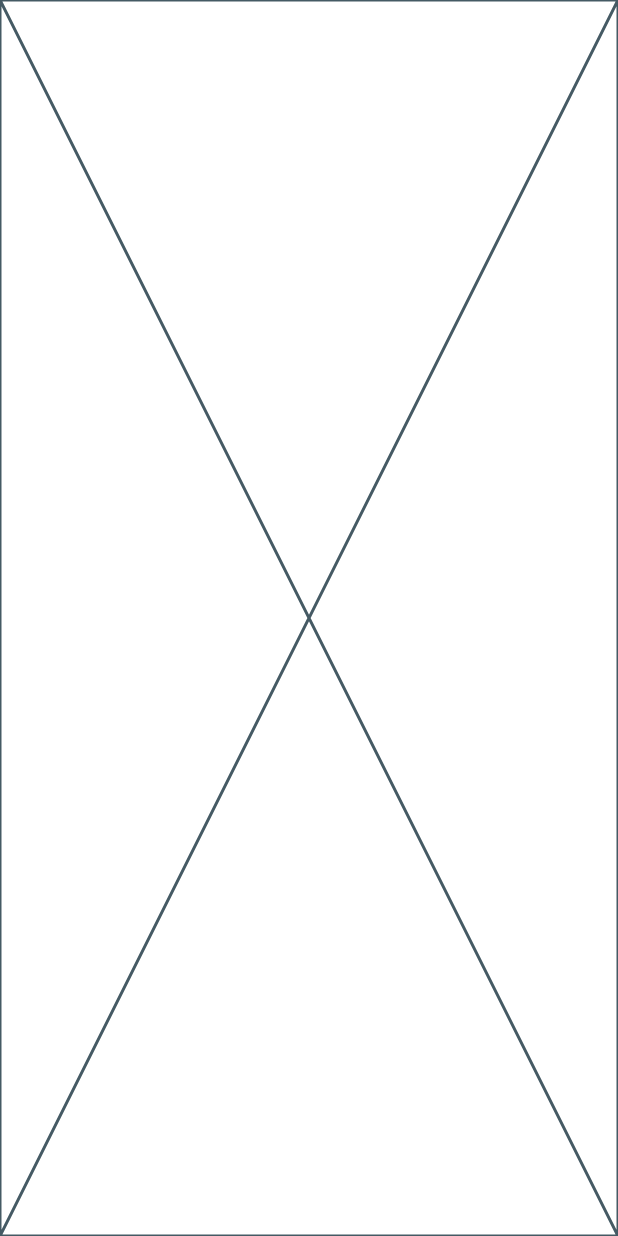
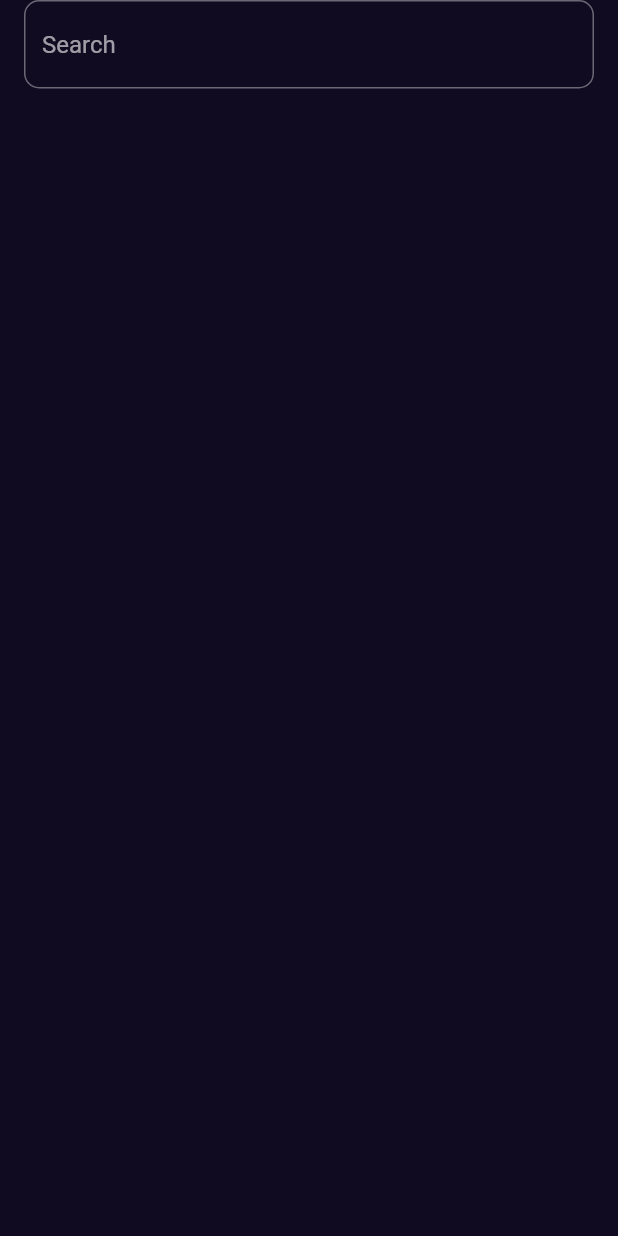
Before and after one commit to HazemAhmed3020/bookly_app, a Flutter app: the SearchView screen opened by its route, on a phone screen of 412 x 824 dp. Run offline on Flutter 3.47's test engine with Material 3 defaults, Android fonts, the phone set to English and light mode, and no system bars; our stand-ins replace cached_network_image, dartz, dio, flutter_bloc, flutter_svg, font_awesome_flutter and 2 more; network calls fail.

Commit message:
handle search view

```diff
--- a/lib/features/home_page/presentation/view/search_view.dart
+++ /dev/null
@@ -1,10 +0,0 @@
-import 'package:flutter/material.dart';
-
-class SearchView extends StatelessWidget {
-  const SearchView({super.key});
-
-  @override
-  Widget build(BuildContext context) {
-    return const Scaffold();
-  }
-}
--- a/lib/features/search/presentation/view/search_view.dart
+++ b/lib/features/search/presentation/view/search_view.dart
@@ -8,6 +8,6 @@ class SearchView extends StatelessWidget {
 
   @override
   Widget build(BuildContext context) {
-    return const SafeArea(child: SearchViewBody());
+    return const Scaffold(body:  SafeArea(child: SearchViewBody()));
   }
 }
--- a/lib/features/search/presentation/view/widgets/search_view_body.dart
+++ b/lib/features/search/presentation/view/widgets/search_view_body.dart
@@ -7,6 +7,33 @@ class SearchViewBody extends StatelessWidget {
 
   @override
   Widget build(BuildContext context) {
-    return const Placeholder();
+    return Column(
+      children: [
+            CustomTextField(),
+      ],
+    );
   }
 }
+
+ class CustomTextField extends StatelessWidget {
+   const CustomTextField({super.key});
+
+   @override
+   Widget build(BuildContext context) {
+     return Padding(
+       padding: const EdgeInsets.symmetric(horizontal: 16),
+       child: TextField(
+          decoration: InputDecoration(
+            hintText: 'Search',
+            border: OutlineInputBorder(
+              borderRadius: BorderRadius.circular(10),
+              borderSide: const BorderSide(
+                color: Colors.white60,
+                width: 2,
+              ),
+            ),
+          ),
+       ),
+     );
+   }
+ }
```
